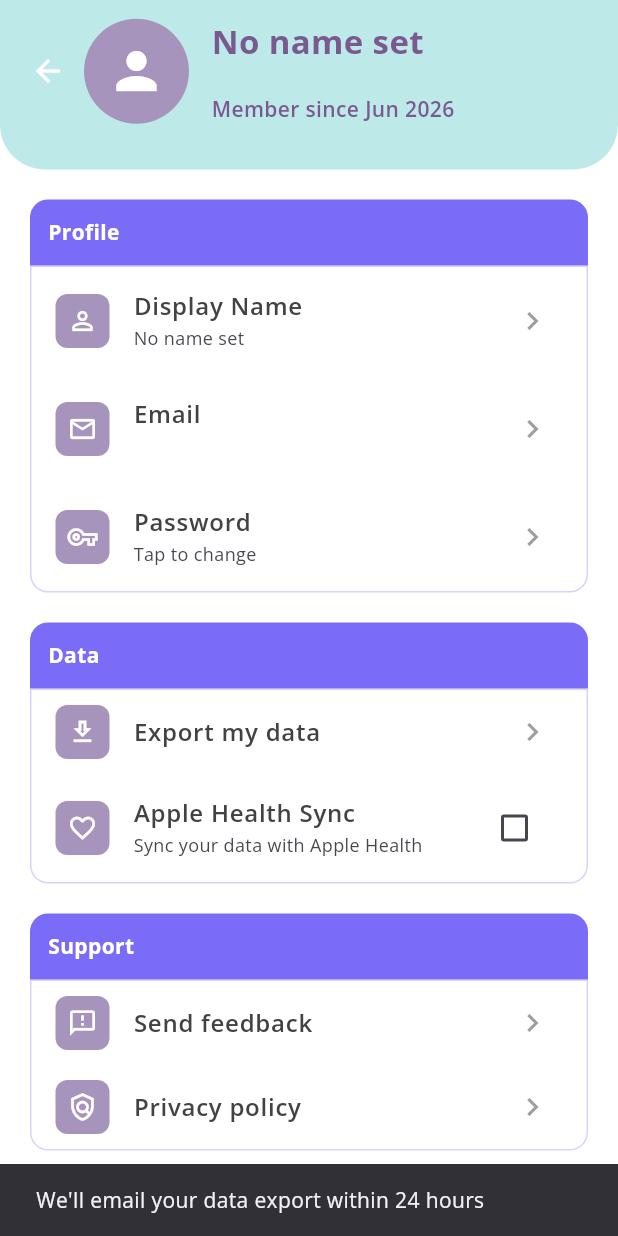
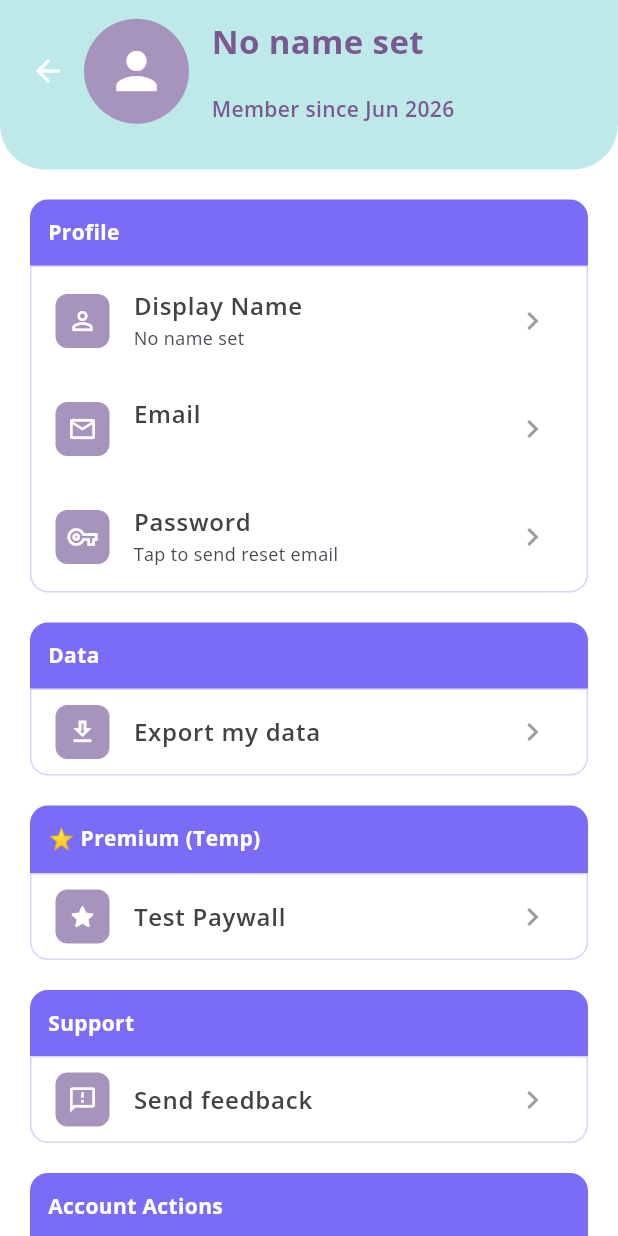
Before and after one commit to joshsj89/FocusFlow, a Flutter app: the _AccountBody screen opened directly with empty values, after a tap on "Export my data", on a phone screen of 412 x 824 dp. Run offline on Flutter 3.47's test engine with Material 3 defaults, Android fonts, the phone set to English and light mode, and no system bars; our stand-ins replace cloud_firestore, equatable, firebase_auth, firebase_core, firebase_messaging, flutter_bloc and 7 more; missing offline and left inert: proximity_sensor; accounts and stored records are empty.

Commit message:
feat: real data export + password reset + remove unimplemented tiles
- Export my data: fetches Firestore data as JSON, web copies to clipboard,
  mobile opens native share sheet
- Password: sends Firebase Auth password reset email to the user's address
- Remove Apple Health Sync (no HealthKit integration)
- Remove Privacy Policy (not implemented)

```diff
--- a/lib/cubits/account_cubit.dart
+++ b/lib/cubits/account_cubit.dart
@@ -1,7 +1,11 @@
+import 'dart:convert';
 import 'package:cloud_firestore/cloud_firestore.dart';
 import 'package:equatable/equatable.dart';
 import 'package:firebase_auth/firebase_auth.dart';
+import 'package:flutter/foundation.dart';
+import 'package:flutter/services.dart';
 import 'package:flutter_bloc/flutter_bloc.dart';
+import 'package:share_plus/share_plus.dart';
 import '../models/user_profile.dart';
 import '../services/notification_service.dart';
 
@@ -47,6 +51,13 @@ class AccountError extends AccountState {
   const AccountError(this.message);
   @override
   List<Object?> get props => [message];
+}
+
+class AccountDataExported extends AccountState {
+  final bool copiedToClipboard; // true on web, false on mobile (share sheet used)
+  const AccountDataExported({required this.copiedToClipboard});
+  @override
+  List<Object?> get props => [copiedToClipboard];
 }
 
 
@@ -125,6 +136,54 @@ class AccountCubit extends Cubit<AccountState> {
     }
   }
 
+  Future<void> requestDataExport() async {
+    final current = _loaded;
+    if (current == null) return;
+    emit(current.copyWith(isSaving: true));
+    try {
+      final uid = current.profile.uid;
+      final results = await Future.wait([
+        _users.doc(uid).collection('timers').get(),
+        _users.doc(uid).collection('sessions').get(),
+      ]);
+
+      final export = {
+        'profile': {
+          'displayName': current.profile.displayName,
+          'email': current.profile.email,
+          'memberSince': current.profile.memberSince.toIso8601String(),
+          'appleHealthSyncEnabled': current.profile.appleHealthSyncEnabled,
+        },
+        'timers': results[0].docs.map((d) => _sanitize({...d.data(), 'id': d.id})).toList(),
+        'sessions': results[1].docs.map((d) => _sanitize({...d.data(), 'id': d.id})).toList(),
+      };
+
+      final json = const JsonEncoder.withIndent('  ').convert(export);
+
+      if (kIsWeb) {
+        await Clipboard.setData(ClipboardData(text: json));
+        emit(const AccountDataExported(copiedToClipboard: true));
+      } else {
+        await Share.share(json, subject: 'FocusFlow Data Export');
+        emit(const AccountDataExported(copiedToClipboard: false));
+      }
+      // Reload profile so the screen returns to AccountLoaded
+      await loadProfile();
+    } catch (_) {
+      emit(current.copyWith(isSaving: false));
+    }
+  }
+
+  // Converts Firestore Timestamps to ISO strings so they survive JSON encoding
+  static dynamic _sanitize(dynamic value) {
+    if (value is Timestamp) return value.toDate().toIso8601String();
+    if (value is Map) {
+      return value.map((k, v) => MapEntry(k.toString(), _sanitize(v)));
+    }
+    if (value is List) return value.map(_sanitize).toList();
+    return value;
+  }
+
   Future<void> signOut() async {
     final uid = FirebaseAuth.instance.currentUser?.uid;
     if (uid != null) {
--- a/lib/screens/account_screen.dart
+++ b/lib/screens/account_screen.dart
@@ -1,3 +1,4 @@
+import 'package:firebase_auth/firebase_auth.dart';
 import 'package:flutter/material.dart';
 import 'package:flutter_bloc/flutter_bloc.dart';
 import 'package:focusflow/theme/app_colors.dart';
@@ -6,6 +7,7 @@ import 'package:google_fonts/google_fonts.dart';
 import '../cubits/account_cubit.dart';
 import '../models/user_profile.dart';
 import '../widgets/animated_press.dart';
+import '../widgets/premium_paywall_sheet.dart';
 
 class AccountScreen extends StatelessWidget {
   const AccountScreen({super.key});
@@ -22,6 +24,13 @@ class AccountScreen extends StatelessWidget {
           if (state is AccountError) {
             ScaffoldMessenger.of(context).showSnackBar(
               SnackBar(content: Text(state.message)),
+            );
+          }
+          if (state is AccountDataExported && state.copiedToClipboard) {
+            ScaffoldMessenger.of(context).showSnackBar(
+              const SnackBar(
+                content: Text('Data copied to clipboard — paste into a file to save it.'),
+              ),
             );
           }
         },
@@ -90,8 +99,32 @@ class _AccountBody extends StatelessWidget {
                       _SettingsTile(
                         icon: Icons.vpn_key_outlined,
                         title: 'Password',
-                        subtitle: 'Tap to change',
-                        onTap: () {},
+                        subtitle: 'Tap to send reset email',
+                        onTap: () async {
+                          final email = profile.email;
+                          if (email.isEmpty) return;
+                          try {
+                            await FirebaseAuth.instance
+                                .sendPasswordResetEmail(email: email);
+                            if (context.mounted) {
+                              ScaffoldMessenger.of(context).showSnackBar(
+                                SnackBar(
+                                  content: Text(
+                                      'Password reset email sent to $email'),
+                                ),
+                              );
+                            }
+                          } catch (_) {
+                            if (context.mounted) {
+                              ScaffoldMessenger.of(context).showSnackBar(
+                                const SnackBar(
+                                  content: Text(
+                                      'Failed to send reset email. Try again.'),
+                                ),
+                              );
+                            }
+                          }
+                        },
                       ),
                     ],
                   ),
@@ -101,29 +134,27 @@ class _AccountBody extends StatelessWidget {
                       _SettingsTile(
                         icon: Icons.download_outlined,
                         title: 'Export my data',
-                        onTap: () {
-                          ScaffoldMessenger.of(context).showSnackBar(
-                            const SnackBar(
-                              content: Text(
-                                  "We'll email your data export within 24 hours"),
-                            ),
-                          );
-                        },
+                        onTap: () =>
+                            context.read<AccountCubit>().requestDataExport(),
                       ),
+                    ],
+                  ),
+                  // TODO: remove — temporary paywall test button
+                  _SettingsGroup(
+                    title: '⭐ Premium (Temp)',
+                    items: [
                       _SettingsTile(
-                        icon: Icons.favorite_border,
-                        title: 'Apple Health Sync',
-                        subtitle: 'Sync your data with Apple Health',
-                        trailing: Checkbox(
-                          value: profile.appleHealthSyncEnabled,
-                          onChanged: (v) {
-                            if (v != null) {
-                              context
-                                  .read<AccountCubit>()
-                                  .toggleAppleHealthSync(v);
-                            }
-                          },
-                          activeColor: AppColors.purple,
+                        icon: Icons.star_rounded,
+                        title: 'Test Paywall',
+                        onTap: () => showModalBottomSheet<void>(
+                          context: context,
+                          isScrollControlled: true,
+                          isDismissible: true,
+                          shape: const RoundedRectangleBorder(
+                            borderRadius: BorderRadius.vertical(
+                                top: Radius.circular(24)),
+                          ),
+                          builder: (_) => const PremiumPaywallSheet(),
                         ),
                       ),
                     ],
@@ -134,11 +165,6 @@ class _AccountBody extends StatelessWidget {
                       _SettingsTile(
                         icon: Icons.feedback_outlined,
                         title: 'Send feedback',
-                        onTap: () {},
-                      ),
-                      _SettingsTile(
-                        icon: Icons.policy_outlined,
-                        title: 'Privacy policy',
                         onTap: () {},
                       ),
                     ],
--- a/pubspec.yaml
+++ b/pubspec.yaml
@@ -45,6 +45,7 @@ dependencies:
   proximity_sensor: ^1.0.5
   vibration: ^2.0.0
   in_app_purchase: ^3.0.0
+  share_plus: ^10.0.0
 
 dev_dependencies:
   flutter_test:
```
Also changed, not shown: pubspec.lock.
